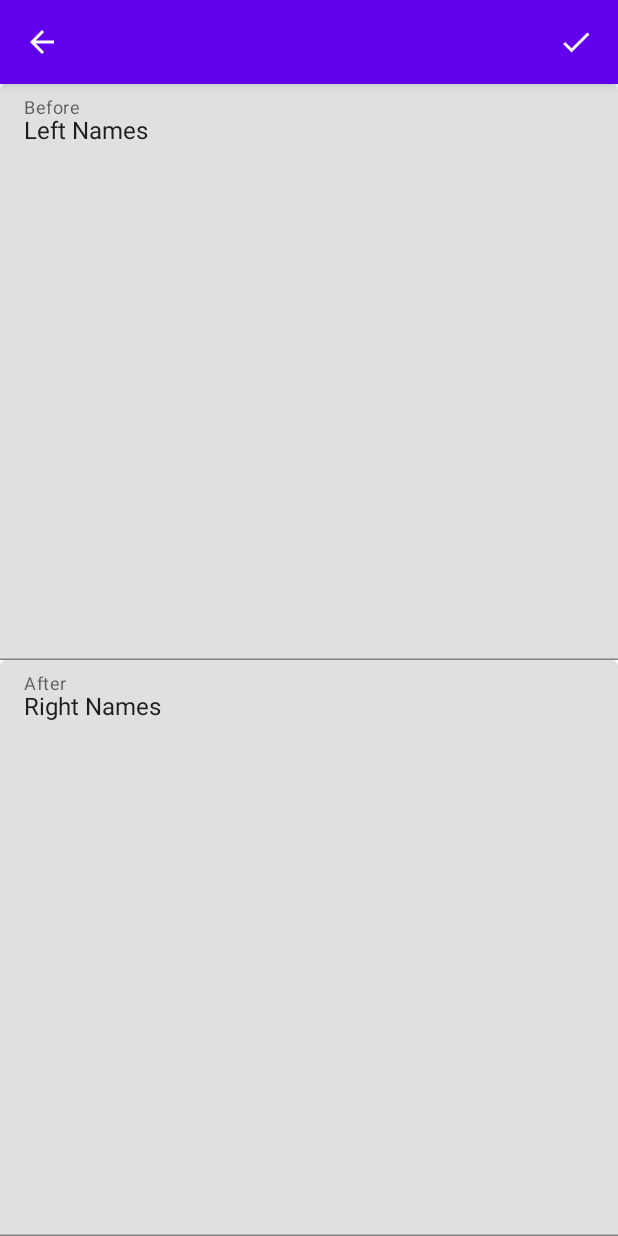
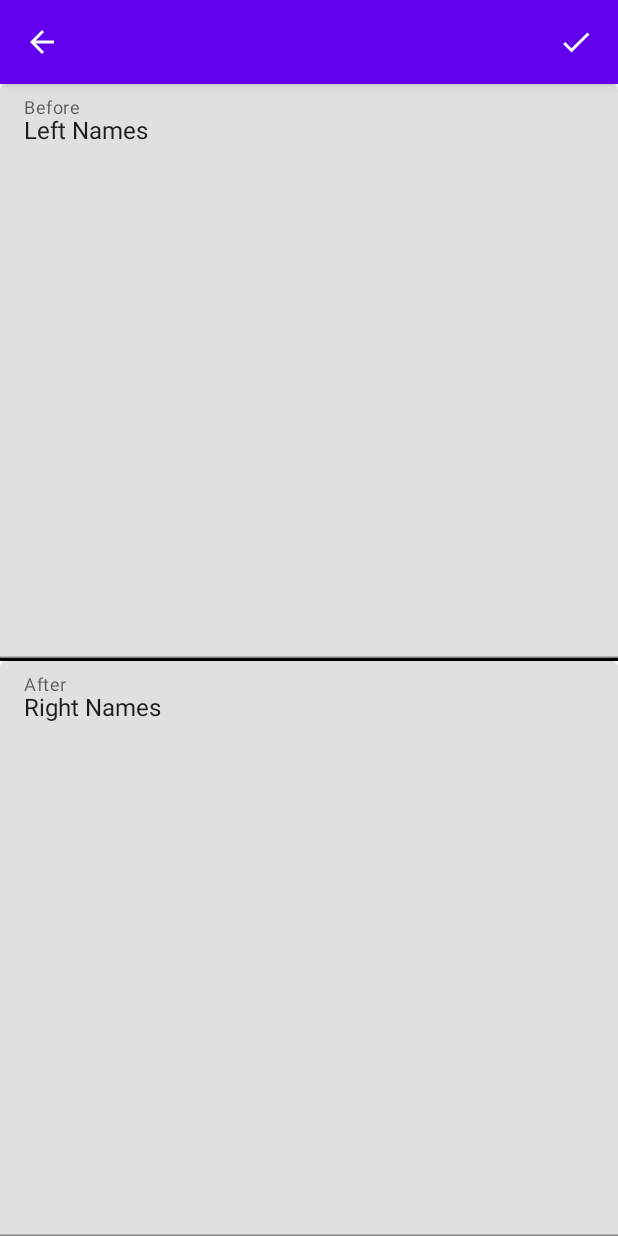
Before and after one commit to karino2/TextBaseRenamer, an Android app built with Jetpack Compose: the screen it shows after launch (MainActivity), on a phone screen of 412 x 824 dp. Run offline under Robolectric (Android 15) with nearby library versions, the phone set to English and light mode, and no system bars.

Commit message:
Add divider.

```diff
--- a/app/src/main/java/io/github/karino2/textbaserenamer/MainActivity.kt
+++ b/app/src/main/java/io/github/karino2/textbaserenamer/MainActivity.kt
@@ -18,7 +18,9 @@ import androidx.compose.runtime.*
 import androidx.compose.runtime.saveable.rememberSaveable
 import androidx.compose.ui.Alignment
 import androidx.compose.ui.Modifier
+import androidx.compose.ui.graphics.Color
 import androidx.compose.ui.platform.LocalConfiguration
+import androidx.compose.ui.unit.dp
 import io.github.karino2.textbaserenamer.ui.theme.TextBaseRenamerTheme
 
 class MainActivity : ComponentActivity() {
@@ -152,6 +154,7 @@ fun TwoPane(textBefore: String, textAfter: String, onBeforeTextChanged: (String)
                 TextField( value = textBefore, onValueChange = onBeforeTextChanged, label= { Text("Before") }, modifier = Modifier
                     .weight(1f)
                     .fillMaxHeight())
+                Divider(color = Color.Black, modifier = Modifier.fillMaxHeight().width(2.dp), thickness = 2.dp)
                 TextField( value = textAfter, onValueChange = onAfterTextChanged, label= { Text("After") }, modifier = Modifier
                     .weight(1f)
                     .fillMaxHeight() )
@@ -162,6 +165,7 @@ fun TwoPane(textBefore: String, textAfter: String, onBeforeTextChanged: (String)
                 TextField( value = textBefore, onValueChange = onBeforeTextChanged, label= { Text("Before") }, modifier = Modifier
                     .weight(1f)
                     .fillMaxWidth())
+                Divider(color = Color.Black, modifier = Modifier.fillMaxWidth().height(2.dp), thickness = 2.dp)
                 TextField( value = textAfter, onValueChange = onAfterTextChanged, label= { Text("After") }, modifier = Modifier
                     .weight(1f)
                     .fillMaxWidth() )
```
